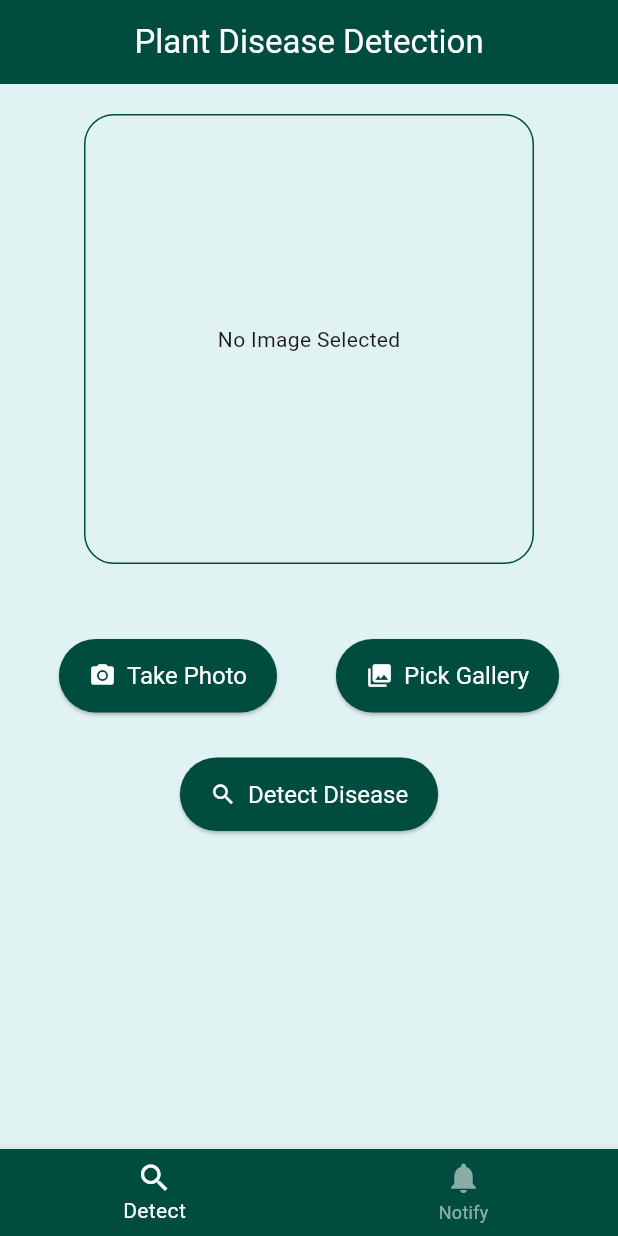
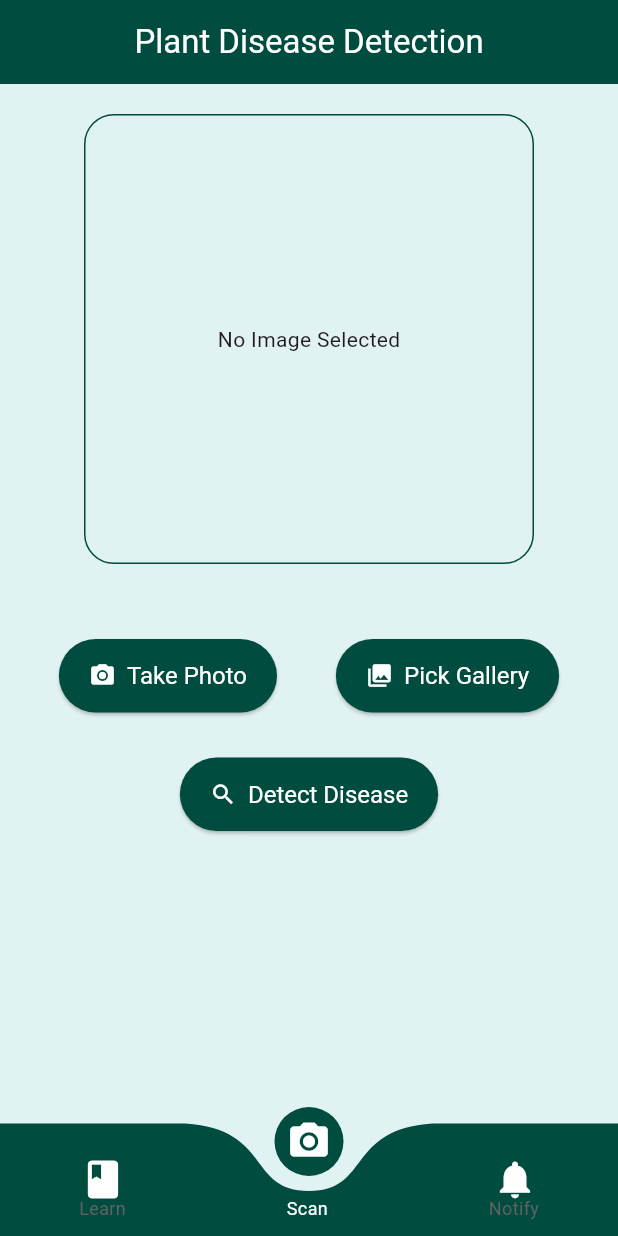
Before and after one commit to ChrisKusi/plant_detect, a Flutter app: the screen it shows after launch, on a phone screen of 412 x 824 dp. Run offline on Flutter 3.47's test engine with Material 3 defaults, Android fonts, the phone set to English and light mode, and no system bars; drawn by our look-alikes of curved_navigation_bar; our stand-ins replace image_picker, location, lottie.

Commit message:
updated bottom navigation

```diff
--- a/lib/main.dart
+++ b/lib/main.dart
@@ -1,11 +1,91 @@
+// import 'package:flutter/material.dart';
+// import 'package:plant_detect/splashScreen.dart'; // Import your splash screen widget
+// import 'package:plant_detect/home.dart';
+// import 'package:plant_detect/notify.dart'; // Import the notify widget
+//
+// void main() {
+//   runApp(const MyApp());
+// }
+//
+// class MyApp extends StatelessWidget {
+//   const MyApp({super.key});
+//
+//   @override
+//   Widget build(BuildContext context) {
+//     return MaterialApp(
+//       debugShowCheckedModeBanner: false, // Add this line to remove the debug banner
+//       title: 'Plant Disease Detection',
+//       theme: ThemeData(
+//         primarySwatch: Colors.green,
+//         scaffoldBackgroundColor: const Color(0xFFe0f2f1), // Light green background
+//         appBarTheme: const AppBarTheme(
+//           backgroundColor: Color(0xFF004d40), // Deeper green for AppBar
+//           foregroundColor: Colors.white, // White text for AppBar
+//         ),
+//       ),
+//       initialRoute: '/', // Set splash screen as initial route
+//       routes: {
+//         '/': (context) => const SplashScreen(),
+//         '/home': (context) => const HomeScreen(), // Use HomeScreen with bottom navigation
+//       },
+//     );
+//   }
+// }
+//
+// class HomeScreen extends StatefulWidget {
+//   const HomeScreen({super.key});
+//
+//   @override
+//   _HomeScreenState createState() => _HomeScreenState();
+// }
+//
+// class _HomeScreenState extends State<HomeScreen> {
+//   int _selectedIndex = 0;
+//
+//   static const List<Widget> _widgetOptions = <Widget>[
+//     Home(),
+//     Notify(),
+//   ];
+//
+//   void _onItemTapped(int index) {
+//     setState(() {
+//       _selectedIndex = index;
+//     });
+//   }
+//
+//   @override
+//   Widget build(BuildContext context) {
+//     return Scaffold(
+//       body: _widgetOptions.elementAt(_selectedIndex),
+//       bottomNavigationBar: BottomNavigationBar(
+//         items: const <BottomNavigationBarItem>[
+//           BottomNavigationBarItem(
+//             icon: Icon(Icons.search),
+//             label: 'Detect',
+//           ),
+//           BottomNavigationBarItem(
+//             icon: Icon(Icons.notifications),
+//             label: 'Notify',
+//           ),
+//         ],
+//         currentIndex: _selectedIndex,
+//         selectedItemColor: Colors.white,
+//         unselectedItemColor: Colors.white54,
+//         backgroundColor: const Color(0xFF004d40), // Deeper green for BottomNavigationBar
+//         onTap: _onItemTapped,
+//       ),
+//     );
+//   }
+// }
+
+
 import 'package:flutter/material.dart';
-import 'package:plant_detect/splashScreen.dart'; // Import your splash screen widget
-import 'package:plant_detect/home.dart';
-import 'package:plant_detect/notify.dart'; // Import the notify widget
+import 'package:curved_navigation_bar/curved_navigation_bar.dart';
+import 'package:plant_detect/home.dart'; // Import your Home widget
+import 'package:plant_detect/learn.dart'; // Import your Learn widget
+import 'package:plant_detect/notify.dart'; // Import your Notify widget
 
-void main() {
-  runApp(const MyApp());
-}
+void main() => runApp(const MyApp());
 
 class MyApp extends StatelessWidget {
   const MyApp({super.key});
@@ -13,66 +93,100 @@ class MyApp extends StatelessWidget {
   @override
   Widget build(BuildContext context) {
     return MaterialApp(
-      debugShowCheckedModeBanner: false, // Add this line to remove the debug banner
+      debugShowCheckedModeBanner: false,
       title: 'Plant Disease Detection',
       theme: ThemeData(
         primarySwatch: Colors.green,
-        scaffoldBackgroundColor: const Color(0xFFe0f2f1), // Light green background
+        scaffoldBackgroundColor: const Color(0xFFe0f2f1),
         appBarTheme: const AppBarTheme(
-          backgroundColor: Color(0xFF004d40), // Deeper green for AppBar
-          foregroundColor: Colors.white, // White text for AppBar
+          backgroundColor: Color(0xFF004d40),
+          foregroundColor: Colors.white,
         ),
       ),
-      initialRoute: '/', // Set splash screen as initial route
-      routes: {
-        '/': (context) => const SplashScreen(),
-        '/home': (context) => const HomeScreen(), // Use HomeScreen with bottom navigation
-      },
+      home: const BottomNavBar(),
     );
   }
 }
 
-class HomeScreen extends StatefulWidget {
-  const HomeScreen({super.key});
+class BottomNavBar extends StatefulWidget {
+  const BottomNavBar({super.key});
 
   @override
-  _HomeScreenState createState() => _HomeScreenState();
+  _BottomNavBarState createState() => _BottomNavBarState();
 }
 
-class _HomeScreenState extends State<HomeScreen> {
-  int _selectedIndex = 0;
+class _BottomNavBarState extends State<BottomNavBar> {
+  int _pageIndex = 1; // Default to the Home screen (Detect) item
+  final GlobalKey<CurvedNavigationBarState> _bottomNavigationKey = GlobalKey();
 
-  static const List<Widget> _widgetOptions = <Widget>[
-    Home(),
-    Notify(),
+  final List<Widget> _screens = [
+    Learn(),  // Learn screen
+    Home(),   // Home screen with the detection feature
+    Notify(), // Notify screen
   ];
 
   void _onItemTapped(int index) {
     setState(() {
-      _selectedIndex = index;
+      _pageIndex = index;
     });
   }
 
   @override
   Widget build(BuildContext context) {
     return Scaffold(
-      body: _widgetOptions.elementAt(_selectedIndex),
-      bottomNavigationBar: BottomNavigationBar(
-        items: const <BottomNavigationBarItem>[
-          BottomNavigationBarItem(
-            icon: Icon(Icons.search),
-            label: 'Detect',
+      extendBody: true, // Extend the body behind the navigation bar for transparency
+      body: _screens[_pageIndex],
+      bottomNavigationBar: Stack(
+        alignment: Alignment.bottomCenter,
+        children: [
+          CurvedNavigationBar(
+            key: _bottomNavigationKey,
+            index: 1, // Center item (Home/Detect) is the default selected
+            items: <Widget>[
+              Icon(Icons.book, size: 30, color: _pageIndex == 0 ? Colors.white : Colors.white),
+              Icon(Icons.camera_alt, size: 30, color: _pageIndex == 1 ? Colors.white : Colors.white),
+              Icon(Icons.notifications, size: 30, color: _pageIndex == 2 ? Colors.white : Colors.white),
+            ],
+            color: const Color(0xFF004d40), // Use brand color for the navigation bar
+            buttonBackgroundColor: const Color(0xFF004d40), // Use brand color for button background
+            backgroundColor: Colors.transparent,
+            animationCurve: Curves.easeInOut,
+            animationDuration: const Duration(milliseconds: 600),
+            onTap: _onItemTapped,
           ),
-          BottomNavigationBarItem(
-            icon: Icon(Icons.notifications),
-            label: 'Notify',
+          Positioned(
+            bottom: 10, // Adjust position of labels
+            child: Row(
+              mainAxisAlignment: MainAxisAlignment.spaceEvenly,
+              children: [
+                _buildNavItem('Learn', 0),
+                SizedBox(width: MediaQuery.of(context).size.width * 0.260),
+
+                _buildNavItem('Scan', 1),
+                SizedBox(width: MediaQuery.of(context).size.width * 0.260), // Spacer for the center item
+                _buildNavItem('Notify', 2),
+              ],
+            ),
           ),
         ],
-        currentIndex: _selectedIndex,
-        selectedItemColor: Colors.white,
-        unselectedItemColor: Colors.white54,
-        backgroundColor: const Color(0xFF004d40), // Deeper green for BottomNavigationBar
-        onTap: _onItemTapped,
+      ),
+    );
+  }
+
+  Widget _buildNavItem(String label, int index) {
+    return GestureDetector(
+      onTap: () => _onItemTapped(index),
+      child: Column(
+        mainAxisSize: MainAxisSize.min,
+        children: [
+          Text(
+            label,
+            style: TextStyle(
+              color: _pageIndex == index ? Colors.white : Colors.grey.shade700,
+              fontSize: 12,
+            ),
+          ),
+        ],
       ),
     );
   }
--- a/pubspec.yaml
+++ b/pubspec.yaml
@@ -49,6 +49,7 @@ dependencies:
   camera: ^0.11.0+2
   exif: ^3.3.0
   location: ^7.0.0
+  curved_navigation_bar: ^1.0.6
 
 
   path: any
```
Also changed, not shown: pubspec.lock, 1 other file.
